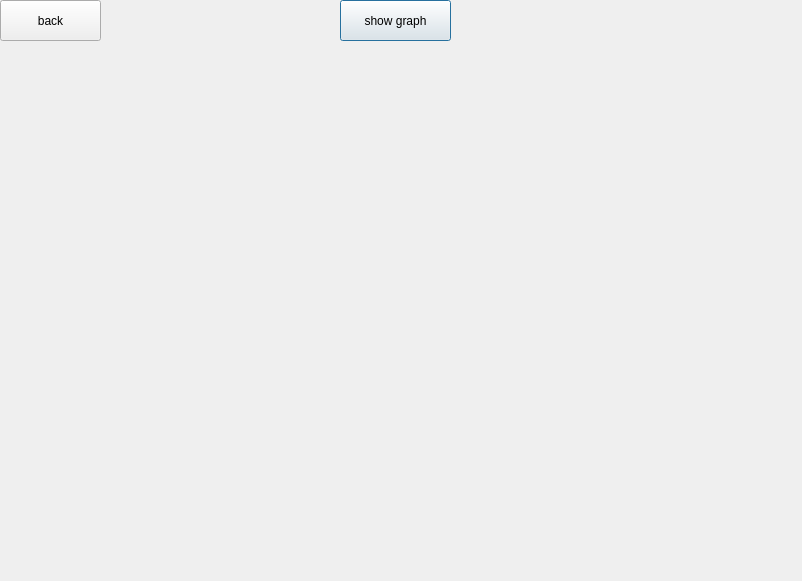
Old version of the form GUI/AreaGraph.ui in the repository Tashi-Shiro/CSE412Project.
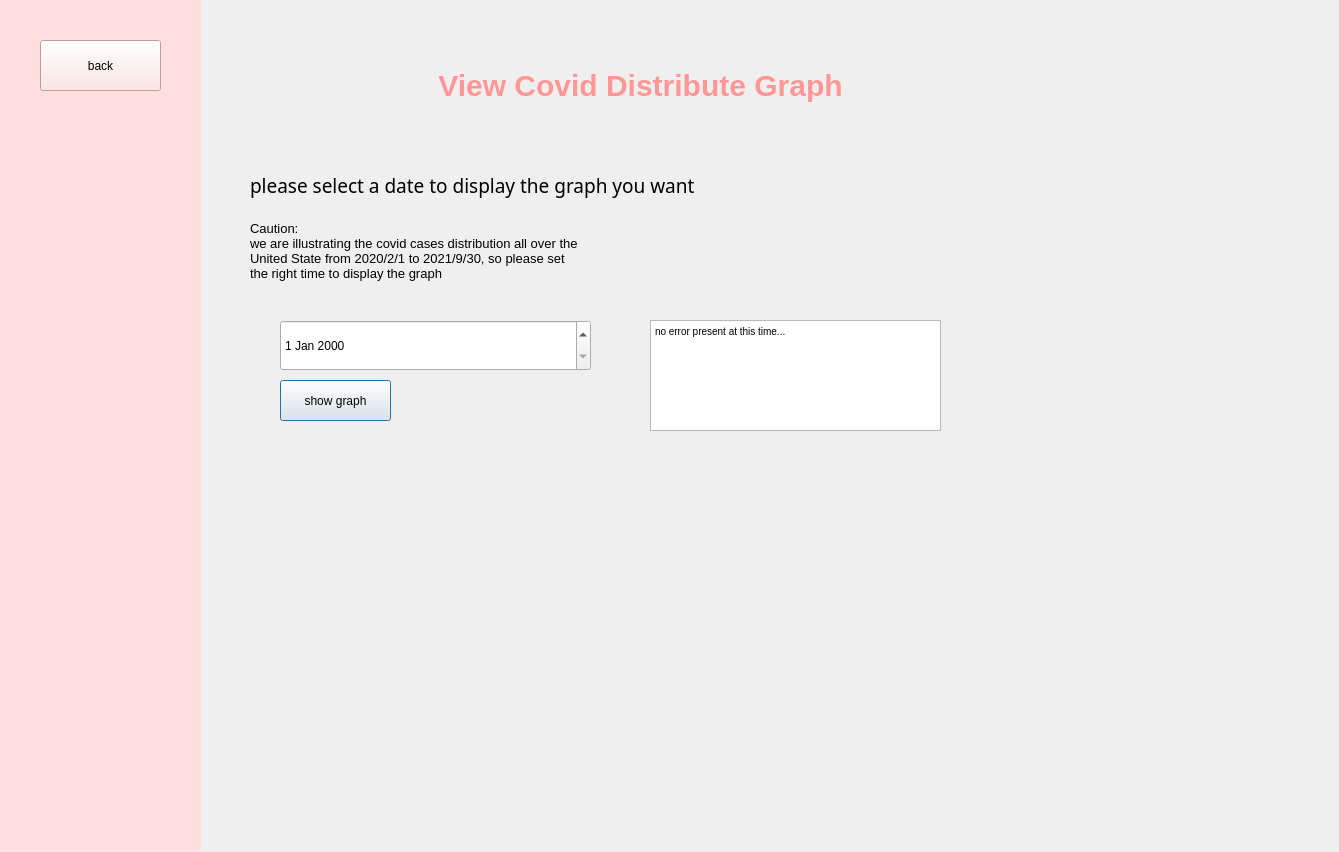
New version of the form.

What changed in the file:
```diff
--- a/GUI/AreaGraph.ui
+++ b/GUI/AreaGraph.ui
@@ -6,8 +6,8 @@
    <rect>
     <x>0</x>
     <y>0</y>
-    <width>802</width>
-    <height>581</height>
+    <width>1339</width>
+    <height>852</height>
    </rect>
   </property>
   <property name="windowTitle">
@@ -16,8 +16,8 @@
   <widget class="QPushButton" name="graphButton1">
    <property name="geometry">
     <rect>
-     <x>340</x>
-     <y>0</y>
+     <x>280</x>
+     <y>380</y>
      <width>111</width>
      <height>41</height>
     </rect>
@@ -26,17 +26,122 @@
     <string>show graph</string>
    </property>
   </widget>
-  <widget class="QPushButton" name="graphBack1">
+  <widget class="QTextBrowser" name="errorText">
+   <property name="geometry">
+    <rect>
+     <x>650</x>
+     <y>320</y>
+     <width>291</width>
+     <height>111</height>
+    </rect>
+   </property>
+   <property name="html">
+    <string>&lt;!DOCTYPE HTML PUBLIC &quot;-//W3C//DTD HTML 4.0//EN&quot; &quot;http://www.w3.org/TR/REC-html40/strict.dtd&quot;&gt;
+&lt;html&gt;&lt;head&gt;&lt;meta name=&quot;qrichtext&quot; content=&quot;1&quot; /&gt;&lt;style type=&quot;text/css&quot;&gt;
+p, li { white-space: pre-wrap; }
+&lt;/style&gt;&lt;/head&gt;&lt;body style=&quot; font-family:'MS Shell Dlg 2'; font-size:7.8pt; font-weight:400; font-style:normal;&quot;&gt;
+&lt;p style=&quot; margin-top:0px; margin-bottom:0px; margin-left:0px; margin-right:0px; -qt-block-indent:0; text-indent:0px;&quot;&gt;no error present at this time...&lt;/p&gt;&lt;/body&gt;&lt;/html&gt;</string>
+   </property>
+  </widget>
+  <widget class="QWidget" name="widget" native="true">
    <property name="geometry">
     <rect>
      <x>0</x>
      <y>0</y>
-     <width>101</width>
-     <height>41</height>
+     <width>201</width>
+     <height>851</height>
     </rect>
    </property>
+   <property name="styleSheet">
+    <string notr="true">
+background-color: rgb(255, 222, 222);</string>
+   </property>
+   <widget class="QPushButton" name="graphBack1">
+    <property name="geometry">
+     <rect>
+      <x>40</x>
+      <y>40</y>
+      <width>121</width>
+      <height>51</height>
+     </rect>
+    </property>
+    <property name="text">
+     <string>back</string>
+    </property>
+   </widget>
+  </widget>
+  <widget class="QDateEdit" name="dateEdit">
+   <property name="geometry">
+    <rect>
+     <x>280</x>
+     <y>320</y>
+     <width>311</width>
+     <height>51</height>
+    </rect>
+   </property>
+  </widget>
+  <widget class="QLabel" name="label">
+   <property name="geometry">
+    <rect>
+     <x>250</x>
+     <y>150</y>
+     <width>551</width>
+     <height>71</height>
+    </rect>
+   </property>
+   <property name="font">
+    <font>
+     <family>Myanmar Text</family>
+     <pointsize>14</pointsize>
+     <weight>50</weight>
+     <bold>false</bold>
+    </font>
+   </property>
    <property name="text">
-    <string>back</string>
+    <string>please select a date to display the graph you want</string>
+   </property>
+  </widget>
+  <widget class="QLabel" name="label_2">
+   <property name="geometry">
+    <rect>
+     <x>400</x>
+     <y>40</y>
+     <width>481</width>
+     <height>91</height>
+    </rect>
+   </property>
+   <property name="styleSheet">
+    <string notr="true">font-size: 30px;
+font: bold;
+color: rgb(255, 222, 222);
+color: rgb(255, 151, 151);</string>
+   </property>
+   <property name="text">
+    <string>View Covid Distribute Graph</string>
+   </property>
+   <property name="alignment">
+    <set>Qt::AlignCenter</set>
+   </property>
+  </widget>
+  <widget class="QLabel" name="label_3">
+   <property name="geometry">
+    <rect>
+     <x>250</x>
+     <y>200</y>
+     <width>531</width>
+     <height>101</height>
+    </rect>
+   </property>
+   <property name="font">
+    <font>
+     <pointsize>10</pointsize>
+    </font>
+   </property>
+   <property name="text">
+    <string>Caution: 
+we are illustrating the covid cases distribution all over the 
+United State from 2020/2/1 to 2021/9/30, so please set 
+the right time to display the graph</string>
    </property>
   </widget>
  </widget>
```
